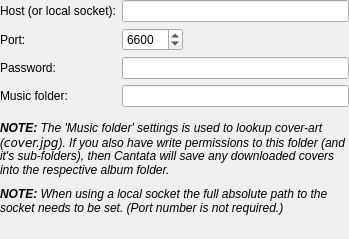
Qt form gui/serversettings.ui (polpo/cantata-mac) before a commit.
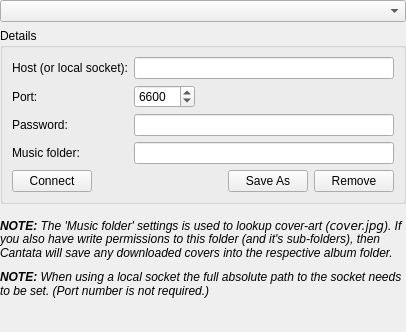
The same form after that commit. Custom widgets are drawn as their Qt base class.

Patch:
```diff
--- a/gui/serversettings.ui
+++ b/gui/serversettings.ui
@@ -6,8 +6,8 @@
    <rect>
     <x>0</x>
     <y>0</y>
-    <width>349</width>
-    <height>239</height>
+    <width>406</width>
+    <height>332</height>
    </rect>
   </property>
   <property name="windowTitle">
@@ -18,6 +18,15 @@
     <number>0</number>
    </property>
    <item>
+    <widget class="QComboBox" name="combo"/>
+   </item>
+   <item>
+    <widget class="QGroupBox" name="groupBox">
+     <property name="title">
+      <string>Details</string>
+     </property>
+     <layout class="QGridLayout" name="gridLayout">
+      <item row="0" column="0" colspan="4">
     <layout class="QFormLayout" name="formLayout">
      <property name="fieldGrowthPolicy">
       <enum>QFormLayout::ExpandingFieldsGrow</enum>
@@ -86,9 +95,46 @@
       </widget>
      </item>
      <item row="3" column="1">
-      <widget class="DirRequester" name="mpdDir"/>
-     </item>
-    </layout>
+         <widget class="DirRequester" name="dir"/>
+        </item>
+       </layout>
+      </item>
+      <item row="1" column="0">
+       <widget class="QPushButton" name="connectButton">
+        <property name="text">
+         <string>Connect</string>
+        </property>
+       </widget>
+      </item>
+      <item row="1" column="1">
+       <spacer name="horizontalSpacer">
+        <property name="orientation">
+         <enum>Qt::Horizontal</enum>
+        </property>
+        <property name="sizeHint" stdset="0">
+         <size>
+          <width>165</width>
+          <height>20</height>
+         </size>
+        </property>
+       </spacer>
+      </item>
+      <item row="1" column="2">
+       <widget class="QPushButton" name="saveButton">
+        <property name="text">
+         <string>Save As</string>
+        </property>
+       </widget>
+      </item>
+      <item row="1" column="3">
+       <widget class="QPushButton" name="removeButton">
+        <property name="text">
+         <string>Remove</string>
+        </property>
+       </widget>
+      </item>
+     </layout>
+    </widget>
    </item>
    <item>
     <spacer name="verticalSpacer">
@@ -158,6 +204,11 @@
   </layout>
  </widget>
  <customwidgets>
+  <customwidget>
+   <class>BuddyLabel</class>
+   <extends>QLabel</extends>
+   <header>buddylabel.h</header>
+  </customwidget>
   <customwidget>
    <class>LineEdit</class>
    <extends>QLineEdit</extends>
@@ -169,11 +220,6 @@
    <header>dirrequester.h</header>
    <container>1</container>
   </customwidget>
-  <customwidget>
-   <class>BuddyLabel</class>
-   <extends>QLabel</extends>
-   <header>buddylabel.h</header>
-  </customwidget>
  </customwidgets>
  <resources/>
  <connections/>
```
Left out of the diff: 22 changed lines with no effect on the pictures. Lines whose indentation alone changed are shown as unchanged.
